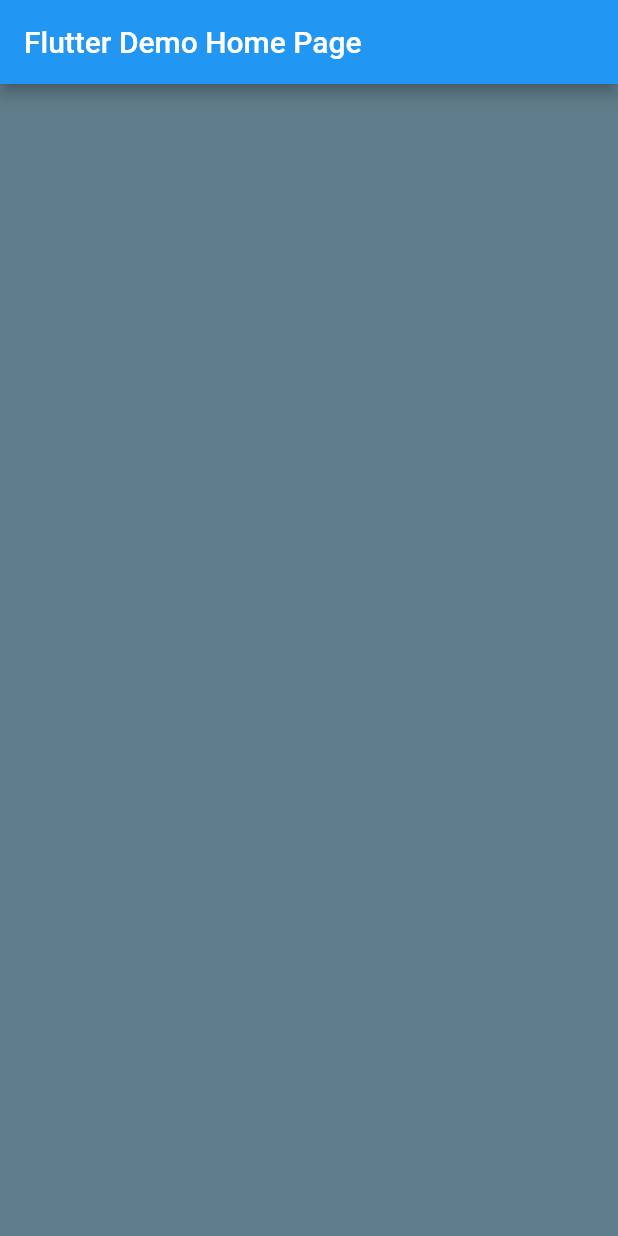
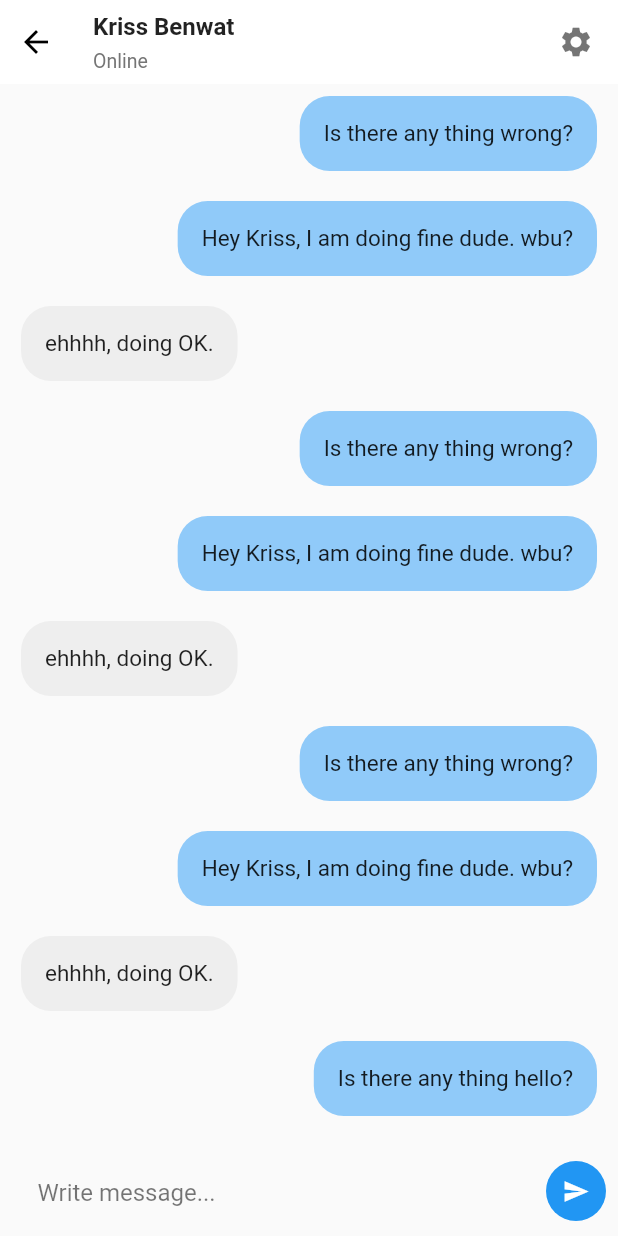
Before and after one commit to 71900-bot/Dialogflow_demo_flutter, a Flutter app: the screen it shows after launch, on a phone screen of 412 x 824 dp. Run offline on Flutter 3.47's test engine with Material 2 defaults, Android fonts, the phone set to English and light mode, and no system bars; missing offline and left inert: flutter_dialogflow.

Commit message:
added chat UI

```diff
--- a/lib/main.dart
+++ b/lib/main.dart
@@ -1,4 +1,6 @@
+import 'package:dialogflow_demo_flutter/screens/home_screen.dart';
 import 'package:flutter/material.dart';
+import 'package:flutter_dialogflow/dialogflow_v2.dart';
 
 void main() {
   runApp(MyApp());
@@ -13,7 +15,7 @@ class MyApp extends StatelessWidget {
       theme: ThemeData(
         primarySwatch: Colors.blue,
       ),
-      home: MyHomePage(title: 'Flutter Demo Home Page'),
+      home: HomeScreen(),
     );
   }
 }
@@ -28,15 +30,24 @@ class MyHomePage extends StatefulWidget {
 
 class _MyHomePageState extends State<MyHomePage> {
   @override
+  void initState() {
+    super.initState();
+    Future.delayed(Duration(seconds: 3), () async {
+      // await fetchDataFromDialogflow();
+    });
+  }
+
+  @override
   Widget build(BuildContext context) {
-    return Scaffold(
-      appBar: AppBar(
-        title: Text(widget.title),
-      ),
-      body: Center(
-          child: Container(
-        color: Colors.blueGrey,
-      )),
-    );
+    return Container();
+  }
+
+  Future fetchDataFromDialogflow() async {
+    AuthGoogle authGoogle =
+        await AuthGoogle(fileJson: "assets/creds.json").build();
+    Dialogflow dialogflow =
+        Dialogflow(authGoogle: authGoogle, language: Language.english);
+    AIResponse response = await dialogflow.detectIntent("Hi");
+    print(response.getMessage());
   }
 }
--- /dev/null
+++ b/lib/models/chat_message.dart
@@ -0,0 +1,7 @@
+import 'package:flutter/cupertino.dart';
+
+class ChatMessage {
+  String messageContent;
+  String messageType;
+  ChatMessage({@required this.messageContent, @required this.messageType});
+}
--- /dev/null
+++ b/lib/screens/home_screen.dart
@@ -0,0 +1,235 @@
+import 'package:dialogflow_demo_flutter/models/chat_message.dart';
+import 'package:flutter/material.dart';
+import 'package:flutter_dialogflow/dialogflow_v2.dart';
+
+class HomeScreen extends StatefulWidget {
+  @override
+  _HomeScreenState createState() => _HomeScreenState();
+}
+
+class _HomeScreenState extends State<HomeScreen> {
+  Dialogflow dialogflow;
+  AuthGoogle authGoogle;
+  List<ChatMessage> messages = [
+    ChatMessage(messageContent: "Hello, Will", messageType: "receiver"),
+    ChatMessage(messageContent: "How have you been?", messageType: "receiver"),
+    ChatMessage(
+        messageContent: "Hey Kriss, I am doing fine dude. wbu?",
+        messageType: "sender"),
+    ChatMessage(messageContent: "ehhhh, doing OK.", messageType: "receiver"),
+    ChatMessage(
+        messageContent: "Is there any thing wrong?", messageType: "sender"),
+    ChatMessage(
+        messageContent: "Hey Kriss, I am doing fine dude. wbu?",
+        messageType: "sender"),
+    ChatMessage(messageContent: "ehhhh, doing OK.", messageType: "receiver"),
+    ChatMessage(
+        messageContent: "Is there any thing wrong?", messageType: "sender"),
+    ChatMessage(
+        messageContent: "Hey Kriss, I am doing fine dude. wbu?",
+        messageType: "sender"),
+    ChatMessage(messageContent: "ehhhh, doing OK.", messageType: "receiver"),
+    ChatMessage(
+        messageContent: "Is there any thing wrong?", messageType: "sender"),
+    ChatMessage(
+        messageContent: "Hey Kriss, I am doing fine dude. wbu?",
+        messageType: "sender"),
+    ChatMessage(messageContent: "ehhhh, doing OK.", messageType: "receiver"),
+    ChatMessage(
+        messageContent: "Is there any thing wrong?", messageType: "sender"),
+    ChatMessage(
+        messageContent: "Hey Kriss, I am doing fine dude. wbu?",
+        messageType: "sender"),
+    ChatMessage(messageContent: "ehhhh, doing OK.", messageType: "receiver"),
+    ChatMessage(
+        messageContent: "Is there any thing wrong?", messageType: "sender"),
+    ChatMessage(
+        messageContent: "Hey Kriss, I am doing fine dude. wbu?",
+        messageType: "sender"),
+    ChatMessage(messageContent: "ehhhh, doing OK.", messageType: "receiver"),
+    ChatMessage(
+        messageContent: "Is there any thing wrong?", messageType: "sender"),
+    ChatMessage(
+        messageContent: "Hey Kriss, I am doing fine dude. wbu?",
+        messageType: "sender"),
+    ChatMessage(messageContent: "ehhhh, doing OK.", messageType: "receiver"),
+    ChatMessage(
+        messageContent: "Is there any thing hello?", messageType: "sender"),
+  ];
+
+  ScrollController _scrollController = new ScrollController(
+    initialScrollOffset: 0.0,
+    keepScrollOffset: true,
+  );
+
+  @override
+  void initState() {
+    super.initState();
+    Future.delayed(Duration(milliseconds: 300), () {
+      // initiateDialogFlow();
+      _scrollController.jumpTo(_scrollController.position.maxScrollExtent);
+    });
+  }
+
+  @override
+  Widget build(BuildContext context) {
+    return Scaffold(
+      appBar: AppBar(
+        elevation: 0,
+        automaticallyImplyLeading: false,
+        backgroundColor: Colors.white,
+        flexibleSpace: SafeArea(
+          child: Container(
+            padding: EdgeInsets.only(right: 16),
+            child: Row(
+              children: <Widget>[
+                IconButton(
+                  onPressed: () {
+                    Navigator.pop(context);
+                  },
+                  icon: Icon(
+                    Icons.arrow_back,
+                    color: Colors.black,
+                  ),
+                ),
+                SizedBox(
+                  width: 2,
+                ),
+                SizedBox(
+                  width: 12,
+                ),
+                Expanded(
+                  child: Column(
+                    crossAxisAlignment: CrossAxisAlignment.start,
+                    mainAxisAlignment: MainAxisAlignment.center,
+                    children: <Widget>[
+                      Text(
+                        "Kriss Benwat",
+                        style: TextStyle(
+                            fontSize: 16, fontWeight: FontWeight.w600),
+                      ),
+                      SizedBox(
+                        height: 6,
+                      ),
+                      Text(
+                        "Online",
+                        style: TextStyle(
+                            color: Colors.grey.shade600, fontSize: 13),
+                      ),
+                    ],
+                  ),
+                ),
+                Icon(
+                  Icons.settings,
+                  color: Colors.black54,
+                ),
+              ],
+            ),
+          ),
+        ),
+      ),
+      body: Center(
+          child: Container(
+        child: Column(
+          mainAxisAlignment: MainAxisAlignment.spaceEvenly,
+          children: [
+            Expanded(
+              child: SingleChildScrollView(
+                controller: _scrollController,
+                physics: BouncingScrollPhysics(),
+                child: ListView.builder(
+                    itemCount: messages.length,
+                    shrinkWrap: true,
+                    padding: EdgeInsets.only(top: 10, bottom: 10),
+                    physics: NeverScrollableScrollPhysics(),
+                    itemBuilder: (context, index) {
+                      return Container(
+                        padding: EdgeInsets.only(
+                            left: 14, right: 14, top: 10, bottom: 10),
+                        child: Align(
+                          alignment: (messages[index].messageType == "receiver"
+                              ? Alignment.topLeft
+                              : Alignment.topRight),
+                          child: Container(
+                            decoration: BoxDecoration(
+                              borderRadius: BorderRadius.circular(20),
+                              color: (messages[index].messageType == "receiver"
+                                  ? Colors.grey.shade200
+                                  : Colors.blue[200]),
+                            ),
+                            padding: EdgeInsets.all(16),
+                            child: Text(
+                              messages[index].messageContent,
+                              style: TextStyle(fontSize: 15),
+                            ),
+                          ),
+                        ),
+                      );
+                    }),
+              ),
+            ),
+            Container(
+              padding: EdgeInsets.only(left: 10, bottom: 10, top: 10),
+              height: 60,
+              width: double.infinity,
+              child: bottomChatView(),
+            )
+          ],
+        ),
+      )),
+    );
+  }
+
+  Widget bottomChatView() {
+    return Row(
+      children: <Widget>[
+        SizedBox(
+          width: 15,
+        ),
+        Expanded(
+          child: TextField(
+            decoration: InputDecoration(
+                hintText: "Write message...",
+                hintStyle: TextStyle(color: Colors.black54),
+                border: InputBorder.none),
+          ),
+        ),
+        SizedBox(
+          width: 15,
+        ),
+        FloatingActionButton(
+          onPressed: () {},
+          child: Icon(
+            Icons.send,
+            color: Colors.white,
+            size: 18,
+          ),
+          backgroundColor: Colors.blue,
+          elevation: 0,
+        ),
+      ],
+    );
+  }
+
+  initiateDialogFlow() async {
+    AuthGoogle authGoogle =
+        await AuthGoogle(fileJson: "assets/creds.json").build();
+    dialogflow = Dialogflow(authGoogle: authGoogle, language: Language.english);
+    messages = [
+      ChatMessage(messageContent: "Hello, Will", messageType: "receiver"),
+      ChatMessage(
+          messageContent: "How have you been?", messageType: "receiver"),
+      ChatMessage(
+          messageContent: "Hey Kriss, I am doing fine dude. wbu?",
+          messageType: "sender"),
+      ChatMessage(messageContent: "ehhhh, doing OK.", messageType: "receiver"),
+      ChatMessage(
+          messageContent: "Is there any thing wrong?", messageType: "sender"),
+    ];
+  }
+
+  fetchFromDialogFlow(String input) async {
+    AIResponse response = await dialogflow.detectIntent(input);
+    print(response.getMessage());
+  }
+}
```
Also changed, not shown: assets/creds.json (added, +12 -0 lines), pubspec.yaml (+3 -34 lines), pubspec.lock, 1 other file.
